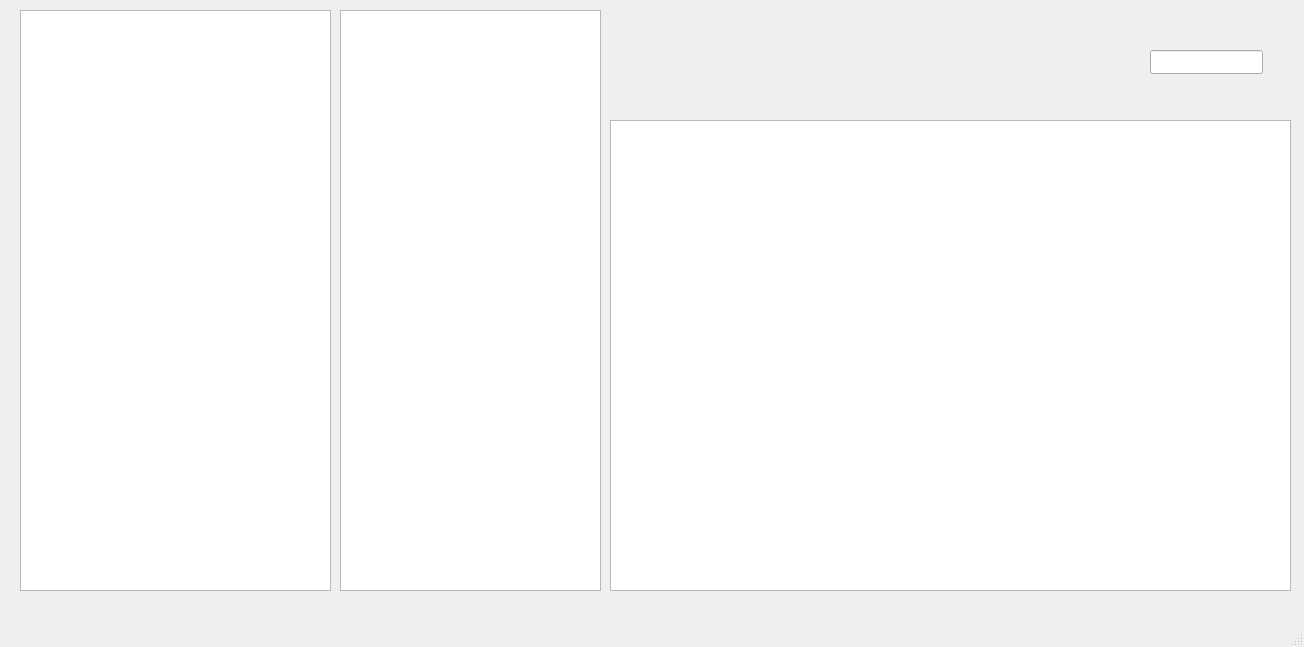
First picture: the form in picturemanager.ui, repository aoryuh/IHM-Projet, before the edit.
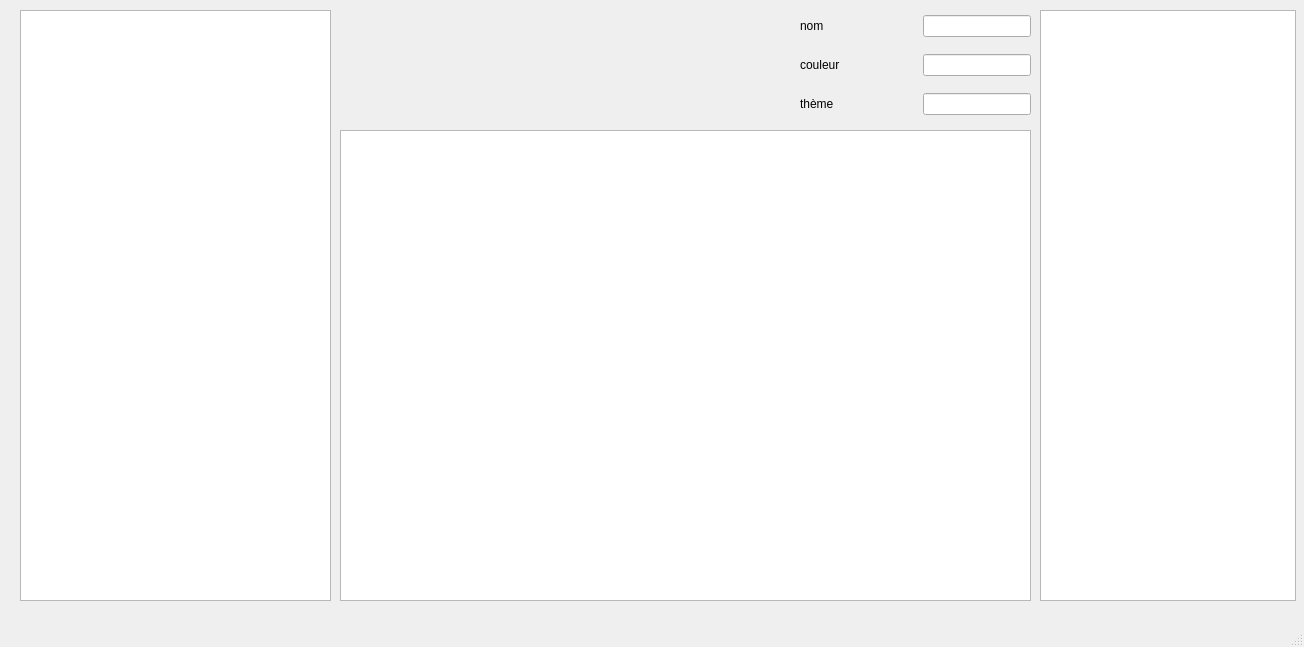
Second picture: the form after the edit.

```diff
--- a/picturemanager.ui
+++ b/picturemanager.ui
@@ -14,49 +14,171 @@
    <string>MainWindow</string>
   </property>
   <widget class="QWidget" name="centralwidget">
-   <widget class="QListView" name="listView">
-    <property name="enabled">
-     <bool>true</bool>
-    </property>
-    <property name="geometry">
-     <rect>
-      <x>340</x>
-      <y>10</y>
-      <width>261</width>
-      <height>581</height>
-     </rect>
-    </property>
-   </widget>
    <widget class="QGraphicsView" name="graphicsView">
     <property name="geometry">
      <rect>
-      <x>610</x>
-      <y>120</y>
-      <width>681</width>
+      <x>340</x>
+      <y>130</y>
+      <width>691</width>
       <height>471</height>
      </rect>
     </property>
    </widget>
-   <widget class="QLineEdit" name="lineEdit">
-    <property name="geometry">
-     <rect>
-      <x>1150</x>
-      <y>50</y>
-      <width>113</width>
-      <height>24</height>
-     </rect>
-    </property>
-   </widget>
    <widget class="QTreeView" name="treeView">
     <property name="geometry">
      <rect>
       <x>20</x>
       <y>10</y>
       <width>311</width>
-      <height>581</height>
+      <height>591</height>
      </rect>
     </property>
    </widget>
+   <widget class="QListWidget" name="listWidget">
+    <property name="geometry">
+     <rect>
+      <x>1040</x>
+      <y>10</y>
+      <width>256</width>
+      <height>591</height>
+     </rect>
+    </property>
+   </widget>
+   <widget class="QWidget" name="">
+    <property name="geometry">
+     <rect>
+      <x>800</x>
+      <y>10</y>
+      <width>231</width>
+      <height>110</height>
+     </rect>
+    </property>
+    <layout class="QVBoxLayout" name="verticalLayout">
+     <property name="spacing">
+      <number>12</number>
+     </property>
+     <property name="rightMargin">
+      <number>0</number>
+     </property>
+     <property name="bottomMargin">
+      <number>0</number>
+     </property>
+     <item>
+      <layout class="QHBoxLayout" name="horizontalLayout_3">
+       <item>
+        <widget class="QLabel" name="label">
+         <property name="sizePolicy">
+          <sizepolicy hsizetype="Expanding" vsizetype="Preferred">
+           <horstretch>0</horstretch>
+           <verstretch>0</verstretch>
+          </sizepolicy>
+         </property>
+         <property name="text">
+          <string>nom</string>
+         </property>
+        </widget>
+       </item>
+       <item>
+        <spacer name="horizontalSpacer">
+         <property name="orientation">
+          <enum>Qt::Horizontal</enum>
+         </property>
+         <property name="sizeType">
+          <enum>QSizePolicy::Fixed</enum>
+         </property>
+         <property name="sizeHint" stdset="0">
+          <size>
+           <width>40</width>
+           <height>20</height>
+          </size>
+         </property>
+        </spacer>
+       </item>
+       <item>
+        <widget class="QLineEdit" name="lineEdit"/>
+       </item>
+      </layout>
+     </item>
+     <item>
+      <layout class="QHBoxLayout" name="horizontalLayout_2">
+       <item>
+        <widget class="QLabel" name="label_2">
+         <property name="sizePolicy">
+          <sizepolicy hsizetype="Expanding" vsizetype="Preferred">
+           <horstretch>0</horstretch>
+           <verstretch>0</verstretch>
+          </sizepolicy>
+         </property>
+         <property name="text">
+          <string>couleur</string>
+         </property>
+        </widget>
+       </item>
+       <item>
+        <spacer name="horizontalSpacer_2">
+         <property name="orientation">
+          <enum>Qt::Horizontal</enum>
+         </property>
+         <property name="sizeType">
+          <enum>QSizePolicy::Fixed</enum>
+         </property>
+         <property name="sizeHint" stdset="0">
+          <size>
+           <width>40</width>
+           <height>20</height>
+          </size>
+         </property>
+        </spacer>
+       </item>
+       <item>
+        <widget class="QLineEdit" name="lineEdit_2"/>
+       </item>
+      </layout>
+     </item>
+     <item>
+      <layout class="QHBoxLayout" name="horizontalLayout">
+       <property name="spacing">
+        <number>21</number>
+       </property>
+       <property name="sizeConstraint">
+        <enum>QLayout::SetMinAndMaxSize</enum>
+       </property>
+       <item>
+        <widget class="QLabel" name="label_3">
+         <property name="sizePolicy">
+          <sizepolicy hsizetype="Expanding" vsizetype="Preferred">
+           <horstretch>0</horstretch>
+           <verstretch>0</verstretch>
+          </sizepolicy>
+         </property>
+         <property name="text">
+          <string>thème</string>
+         </property>
+        </widget>
+       </item>
+       <item>
+        <spacer name="horizontalSpacer_3">
+         <property name="orientation">
+          <enum>Qt::Horizontal</enum>
+         </property>
+         <property name="sizeType">
+          <enum>QSizePolicy::Fixed</enum>
+         </property>
+         <property name="sizeHint" stdset="0">
+          <size>
+           <width>40</width>
+           <height>20</height>
+          </size>
+         </property>
+        </spacer>
+       </item>
+       <item>
+        <widget class="QLineEdit" name="lineEdit_3"/>
+       </item>
+      </layout>
+     </item>
+    </layout>
+   </widget>
   </widget>
   <widget class="QMenuBar" name="menubar">
    <property name="geometry">
```
